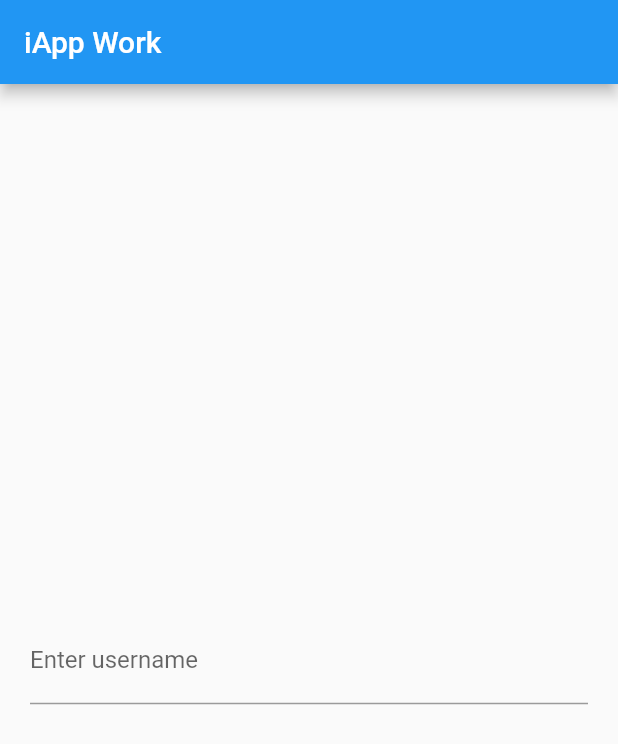
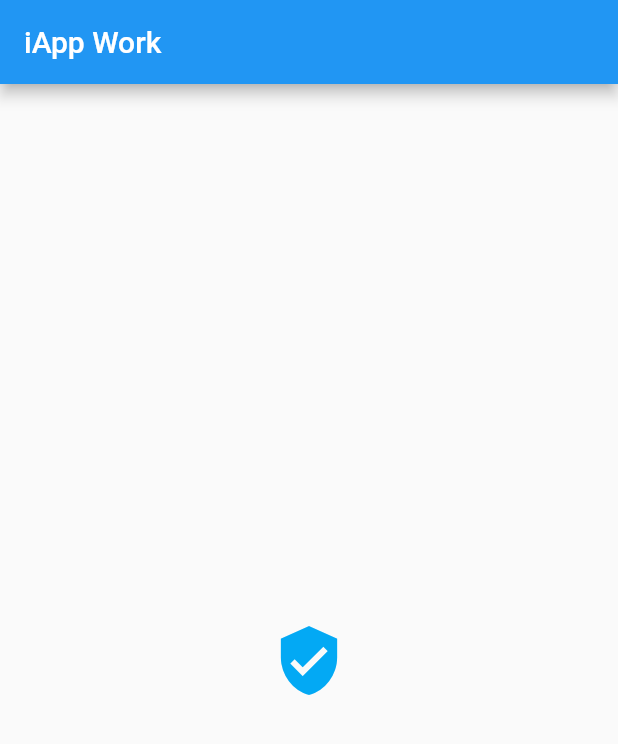
Before and after one commit to CUBETIQ/flutter-classrom-iapp, a Flutter app: the screen it shows after launch, on a phone screen of 412 x 824 dp. Shown: the top 744 px of the screen. Run offline on Flutter 3.47's test engine with Material 2 defaults, Android fonts, the phone set to English and light mode, and no system bars.

Commit message:
add IconButton

```diff
--- a/lib/main.dart
+++ b/lib/main.dart
@@ -15,11 +15,16 @@ class MyApp extends StatelessWidget {
           alignment: Alignment.center,
           child: Padding(
             padding: EdgeInsets.all(20.0),
-            child: TextFormField(
-              decoration: InputDecoration(
-                labelText: "Enter username"
-              ),
-            ),
+            child: IconButton(
+              icon: Icon(Icons.verified_user), // source icon
+              iconSize: 50.0, // icon size for button
+              color: Colors.lightBlue, // button color
+              tooltip: 'Hi, Please click me!', // tooltip when hover on this button
+              disabledColor: Colors.grey, // button color when it's disabled
+              highlightColor: Colors.red, // highlight color when clicked and paused
+              splashColor: Colors.lightGreenAccent, // ripple color
+              onPressed: () => {}, // do action
+            )
           )
         ),
       ),
```
